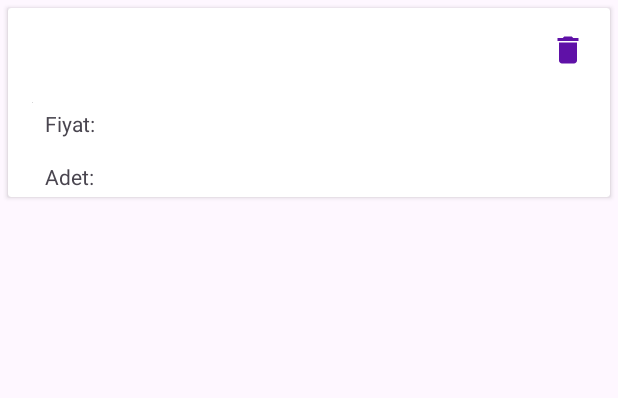
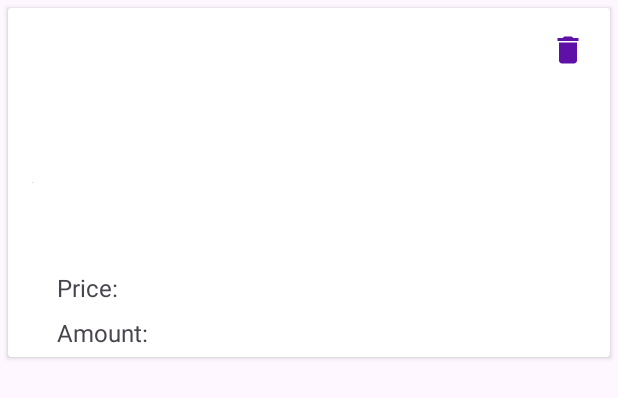
Before and after one commit to kayaalpkoker/kotlin-food-delivery-app, an Android app: the layout card_design_cart.xml on its own in the app's theme, with its tools: preview values and no code run, on a phone screen of 412 x 824 dp. Shown: the top 398 px of the screen. Run offline under Robolectric (Android 15) with nearby library versions, the phone set to English and light mode, and no system bars; network calls fail.

Commit message:
Add total sum observers for product detail page and cart page

```diff
--- a/app/src/main/java/com/example/fooddeliveryapp/ui/adapter/YemeklerAdapter.kt
+++ b/app/src/main/java/com/example/fooddeliveryapp/ui/adapter/YemeklerAdapter.kt
@@ -13,6 +13,7 @@ import com.example.fooddeliveryapp.databinding.CardDesignProductBinding
 import com.example.fooddeliveryapp.ui.fragment.AnasayfaFragmentDirections
 import com.example.fooddeliveryapp.ui.viewmodel.AnasayfaViewModel
 import com.example.fooddeliveryapp.utils.switchPage
+import com.google.android.material.snackbar.Snackbar
 
 class YemeklerAdapter(var mContext:Context, var yemeklerListesi:List<Yemekler>, var viewModel:AnasayfaViewModel)
     : RecyclerView.Adapter<YemeklerAdapter.CardDesignProductHolder>() {
@@ -39,6 +40,10 @@ class YemeklerAdapter(var mContext:Context, var yemeklerListesi:List<Yemekler>,
             Navigation.switchPage(it,transition)
         }
 
+        d.fabAddToCart.setOnClickListener {
+            viewModel.sepeteYemekEkle(product.yemek_adi, product.yemek_resim_adi, product.yemek_fiyat, 1)
+            Snackbar.make(it, "${product.yemek_adi} added to cart!", Snackbar.LENGTH_SHORT).show()
+        }
 
         val imageUrl = "http://kasimadalan.pe.hu/yemekler/resimler/${product.yemek_resim_adi}"
         Glide.with(mContext).load(imageUrl).override(300,300).into(d.imageViewProduct)
--- a/app/src/main/java/com/example/fooddeliveryapp/ui/fragment/SepetFragment.kt
+++ b/app/src/main/java/com/example/fooddeliveryapp/ui/fragment/SepetFragment.kt
@@ -28,6 +28,10 @@ class SepetFragment : Fragment() {
         viewModel.sepetYemeklerListesi.observe(viewLifecycleOwner){
             val adapter = SepetYemeklerAdapter(requireContext(),it,viewModel)
             binding.sepetYemeklerAdapter = adapter
+
+            // Calculate total price and update TextView
+            val totalPrice = viewModel.calculateTotalPrice()
+            binding.textViewCartSum.text = "₺ $totalPrice"
         }
 
         return binding.root
--- a/app/src/main/java/com/example/fooddeliveryapp/ui/viewmodel/UrunDetayViewModel.kt
+++ b/app/src/main/java/com/example/fooddeliveryapp/ui/viewmodel/UrunDetayViewModel.kt
@@ -12,14 +12,14 @@ import javax.inject.Inject
 @HiltViewModel
 class UrunDetayViewModel @Inject constructor(var syrepo: SepetYemeklerRepository) : ViewModel() {
 
-    val amount = MutableLiveData(0)
+    val amount = MutableLiveData(1)
 
     fun increaseAmount() {
-        amount.value = (amount.value ?: 0) + 1
+        amount.value = (amount.value ?: 1) + 1
     }
 
     fun decreaseAmount() {
-        if ((amount.value ?: 0) > 0)
+        if ((amount.value ?: 1) > 1)
             amount.value = amount.value!! - 1
     }
 
--- a/app/src/main/res/layout/card_design_cart.xml
+++ b/app/src/main/res/layout/card_design_cart.xml
@@ -40,21 +40,22 @@
                     android:id="@+id/textViewItemName"
                     android:layout_width="wrap_content"
                     android:layout_height="wrap_content"
-                    android:layout_marginStart="8dp"
-                    android:layout_marginTop="16dp"
+                    android:layout_marginStart="16dp"
+                    android:layout_marginTop="8dp"
                     android:text="@{cartObject.yemek_adi}"
                     android:textSize="20sp"
                     android:textStyle="bold"
                     app:layout_constraintStart_toEndOf="@+id/imageViewCartItem"
-                    app:layout_constraintTop_toTopOf="parent" />
+                    app:layout_constraintTop_toTopOf="@+id/imageViewCartItem" />
 
                 <TextView
                     android:id="@+id/textViewFixed1"
                     android:layout_width="wrap_content"
                     android:layout_height="wrap_content"
-                    android:layout_marginStart="8dp"
+                    android:layout_marginStart="16dp"
                     android:layout_marginTop="24dp"
-                    android:text="Fiyat:"
+                    android:text="Price:"
+                    android:textSize="16sp"
                     app:layout_constraintStart_toEndOf="@+id/imageViewCartItem"
                     app:layout_constraintTop_toBottomOf="@+id/textViewItemName" />
 
@@ -62,9 +63,10 @@
                     android:id="@+id/textViewFixed2"
                     android:layout_width="wrap_content"
                     android:layout_height="wrap_content"
-                    android:layout_marginStart="8dp"
-                    android:layout_marginTop="16dp"
-                    android:text="Adet:"
+                    android:layout_marginStart="16dp"
+                    android:layout_marginTop="8dp"
+                    android:text="Amount:"
+                    android:textSize="16sp"
                     app:layout_constraintStart_toEndOf="@+id/imageViewCartItem"
                     app:layout_constraintTop_toBottomOf="@+id/textViewFixed1" />
 
@@ -72,11 +74,11 @@
                     android:id="@+id/textViewItemPrice"
                     android:layout_width="wrap_content"
                     android:layout_height="wrap_content"
-                    android:layout_marginStart="16dp"
                     android:text='@{String.format("₺ %s", cartObject.yemek_fiyat)}'
+                    android:textSize="16sp"
                     android:textStyle="bold"
                     app:layout_constraintBottom_toBottomOf="@+id/textViewFixed1"
-                    app:layout_constraintStart_toEndOf="@+id/textViewFixed1"
+                    app:layout_constraintStart_toStartOf="@+id/textViewItemTotalAmount"
                     app:layout_constraintTop_toTopOf="@+id/textViewFixed1" />
 
                 <TextView
@@ -85,6 +87,7 @@
                     android:layout_height="wrap_content"
                     android:layout_marginStart="16dp"
                     android:text="@{String.valueOf(cartObject.yemek_siparis_adet)}"
+                    android:textSize="16sp"
                     app:layout_constraintBottom_toBottomOf="@+id/textViewFixed2"
                     app:layout_constraintStart_toEndOf="@+id/textViewFixed2"
                     app:layout_constraintTop_toTopOf="@+id/textViewFixed2" />
@@ -103,9 +106,10 @@
                     android:id="@+id/textViewItemTotalPrice"
                     android:layout_width="wrap_content"
                     android:layout_height="wrap_content"
-                    android:layout_marginEnd="16dp"
+                    android:layout_marginEnd="24dp"
                     android:text='@{String.format("₺ %s", cartObject.yemek_fiyat * cartObject.yemek_siparis_adet)}'
-                    android:textSize="20sp"
+                    android:textColor="@color/mainPurple"
+                    android:textSize="24sp"
                     android:textStyle="bold"
                     app:layout_constraintBottom_toBottomOf="@+id/textViewItemTotalAmount"
                     app:layout_constraintEnd_toEndOf="parent"
--- a/app/src/main/res/menu/menu_bottom.xml
+++ b/app/src/main/res/menu/menu_bottom.xml
@@ -5,9 +5,9 @@
     <item
         android:id="@+id/anasayfaFragment"
         android:icon="@drawable/icon_home"
-        android:title="Anasayfa" />
+        android:title="Home" />
     <item
         android:id="@+id/sepetFragment"
         android:icon="@drawable/icon_cart"
-        android:title="Sepet" />
+        android:title="Cart" />
 </menu>
```
Also changed, not shown: app/src/main/java/com/example/fooddeliveryapp/ui/fragment/UrunDetayFragment.kt (+20 -8 lines), app/src/main/java/com/example/fooddeliveryapp/ui/viewmodel/SepetViewModel.kt (+5 -2 lines), app/src/main/res/layout/card_design_product.xml (+13 -9 lines), app/src/main/res/layout/fragment_sepet.xml (+5 -5 lines), app/src/main/res/layout/fragment_urun_detay.xml (+5 -4 lines).
